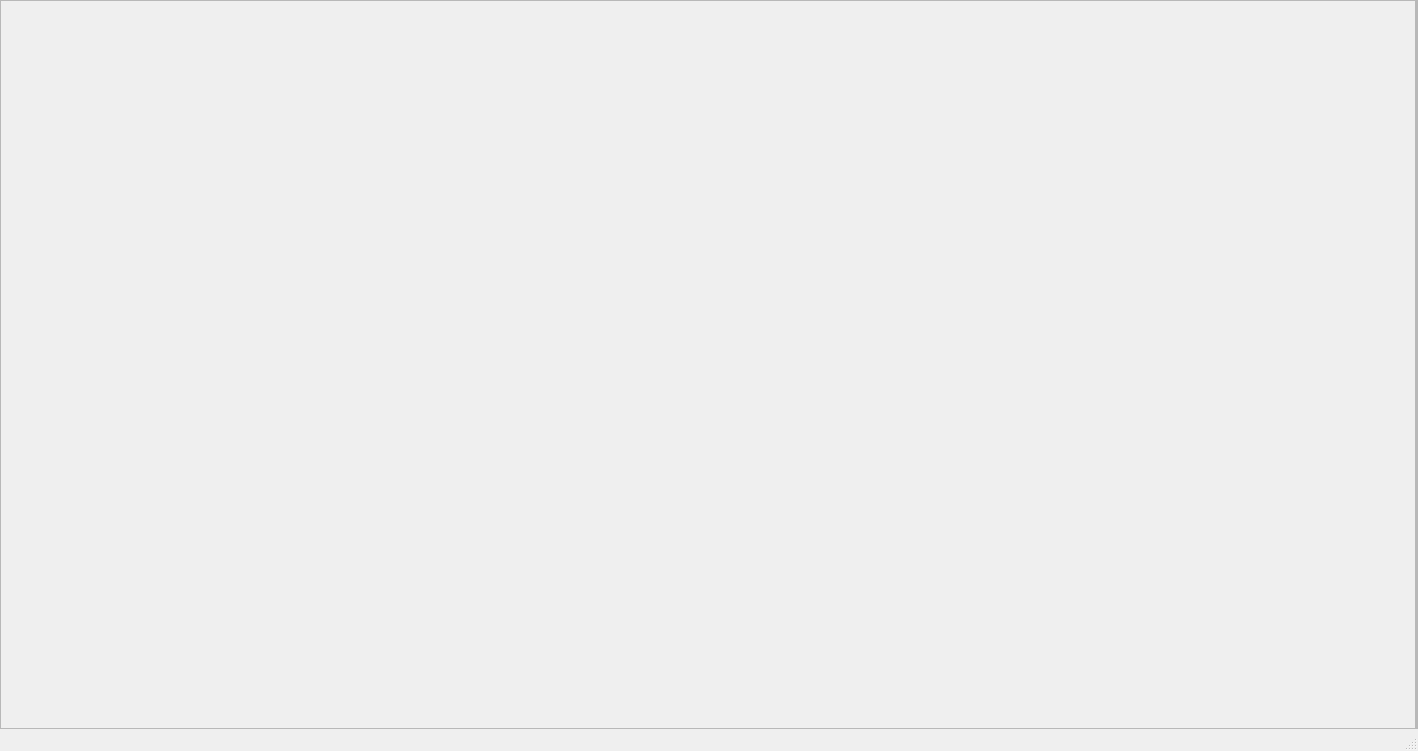
The window that visualization/GUI/pdw/pdwui.ui (sepehrgh98/PyCoolEdit) describes before a commit, drawn with Qt 5.
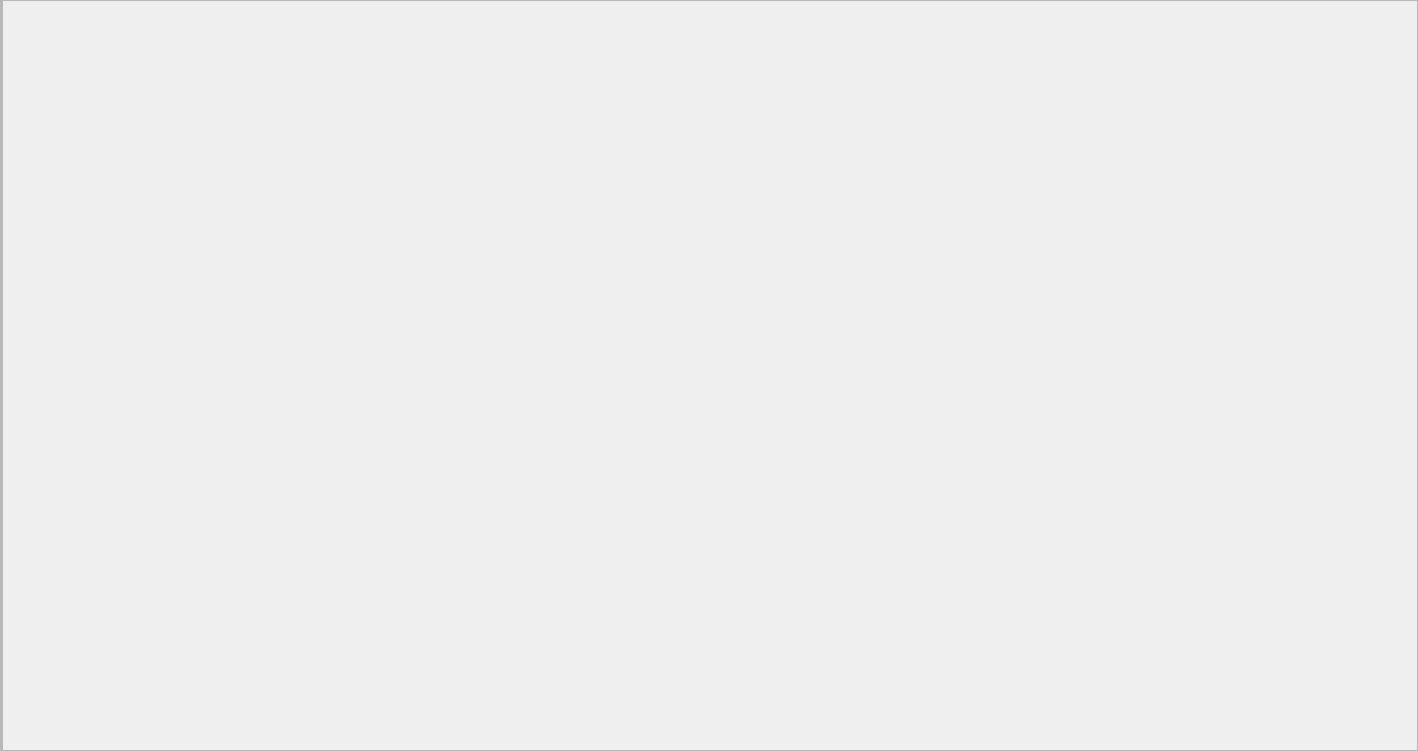
The same window after the commit.

The edit to the form file:
```diff
--- a/visualization/GUI/pdw/pdwui.ui
+++ b/visualization/GUI/pdw/pdwui.ui
@@ -14,7 +14,7 @@
    <string>MainWindow</string>
   </property>
   <widget class="QWidget" name="centralwidget">
-   <layout class="QHBoxLayout" name="horizontalLayout" stretch="1,0">
+   <layout class="QVBoxLayout" name="verticalLayout_2" stretch="0">
     <property name="spacing">
      <number>0</number>
     </property>
@@ -31,14 +31,8 @@
      <number>0</number>
     </property>
     <item>
-     <widget class="QFrame" name="leftFrame">
-      <property name="frameShape">
-       <enum>QFrame::StyledPanel</enum>
-      </property>
-      <property name="frameShadow">
-       <enum>QFrame::Raised</enum>
-      </property>
-      <layout class="QVBoxLayout" name="verticalLayout" stretch="0,1">
+     <widget class="QWidget" name="widget_2" native="true">
+      <layout class="QHBoxLayout" name="horizontalLayout_2" stretch="0,1">
        <property name="spacing">
         <number>0</number>
        </property>
@@ -55,35 +49,53 @@
         <number>0</number>
        </property>
        <item>
-        <widget class="QWidget" name="dataInformationWidget" native="true">
+        <widget class="QFrame" name="leftFrame">
          <property name="minimumSize">
           <size>
            <width>0</width>
            <height>0</height>
           </size>
          </property>
-         <layout class="QHBoxLayout" name="dataInformationLayout">
+         <property name="maximumSize">
+          <size>
+           <width>16777215</width>
+           <height>16777215</height>
+          </size>
+         </property>
+         <property name="frameShape">
+          <enum>QFrame::StyledPanel</enum>
+         </property>
+         <property name="frameShadow">
+          <enum>QFrame::Raised</enum>
+         </property>
+         <layout class="QVBoxLayout" name="leftFrameLayout">
           <property name="spacing">
            <number>0</number>
           </property>
           <property name="leftMargin">
-           <number>11</number>
+           <number>0</number>
           </property>
           <property name="topMargin">
-           <number>11</number>
+           <number>0</number>
           </property>
           <property name="rightMargin">
-           <number>11</number>
+           <number>0</number>
           </property>
           <property name="bottomMargin">
-           <number>11</number>
+           <number>0</number>
           </property>
          </layout>
         </widget>
        </item>
        <item>
-        <widget class="QWidget" name="plotWidget" native="true">
-         <layout class="QHBoxLayout" name="plotLayout">
+        <widget class="QFrame" name="rightFrame">
+         <property name="frameShape">
+          <enum>QFrame::StyledPanel</enum>
+         </property>
+         <property name="frameShadow">
+          <enum>QFrame::Raised</enum>
+         </property>
+         <layout class="QVBoxLayout" name="verticalLayout" stretch="0,1">
           <property name="spacing">
            <number>0</number>
           </property>
@@ -99,64 +111,56 @@
           <property name="bottomMargin">
            <number>0</number>
           </property>
+          <item>
+           <widget class="QWidget" name="dataInfoWidget" native="true">
+            <layout class="QHBoxLayout" name="dataInfoLayout">
+             <property name="spacing">
+              <number>0</number>
+             </property>
+             <property name="leftMargin">
+              <number>15</number>
+             </property>
+             <property name="topMargin">
+              <number>0</number>
+             </property>
+             <property name="rightMargin">
+              <number>0</number>
+             </property>
+             <property name="bottomMargin">
+              <number>0</number>
+             </property>
+            </layout>
+           </widget>
+          </item>
+          <item>
+           <widget class="QWidget" name="plotWidget" native="true">
+            <layout class="QHBoxLayout" name="plotLayout">
+             <property name="spacing">
+              <number>0</number>
+             </property>
+             <property name="leftMargin">
+              <number>0</number>
+             </property>
+             <property name="topMargin">
+              <number>0</number>
+             </property>
+             <property name="rightMargin">
+              <number>0</number>
+             </property>
+             <property name="bottomMargin">
+              <number>0</number>
+             </property>
+            </layout>
+           </widget>
+          </item>
          </layout>
         </widget>
        </item>
       </layout>
      </widget>
     </item>
-    <item>
-     <widget class="QFrame" name="rightFrame">
-      <property name="minimumSize">
-       <size>
-        <width>0</width>
-        <height>0</height>
-       </size>
-      </property>
-      <property name="maximumSize">
-       <size>
-        <width>16777215</width>
-        <height>16777215</height>
-       </size>
-      </property>
-      <property name="frameShape">
-       <enum>QFrame::StyledPanel</enum>
-      </property>
-      <property name="frameShadow">
-       <enum>QFrame::Raised</enum>
-      </property>
-      <layout class="QVBoxLayout" name="rightFrameLayout">
-       <property name="spacing">
-        <number>0</number>
-       </property>
-       <property name="leftMargin">
-        <number>0</number>
-       </property>
-       <property name="topMargin">
-        <number>0</number>
-       </property>
-       <property name="rightMargin">
-        <number>0</number>
-       </property>
-       <property name="bottomMargin">
-        <number>0</number>
-       </property>
-      </layout>
-     </widget>
-    </item>
    </layout>
   </widget>
-  <widget class="QMenuBar" name="menubar">
-   <property name="geometry">
-    <rect>
-     <x>0</x>
-     <y>0</y>
-     <width>1418</width>
-     <height>26</height>
-    </rect>
-   </property>
-  </widget>
-  <widget class="QStatusBar" name="statusbar"/>
  </widget>
  <resources/>
  <connections/>
```
